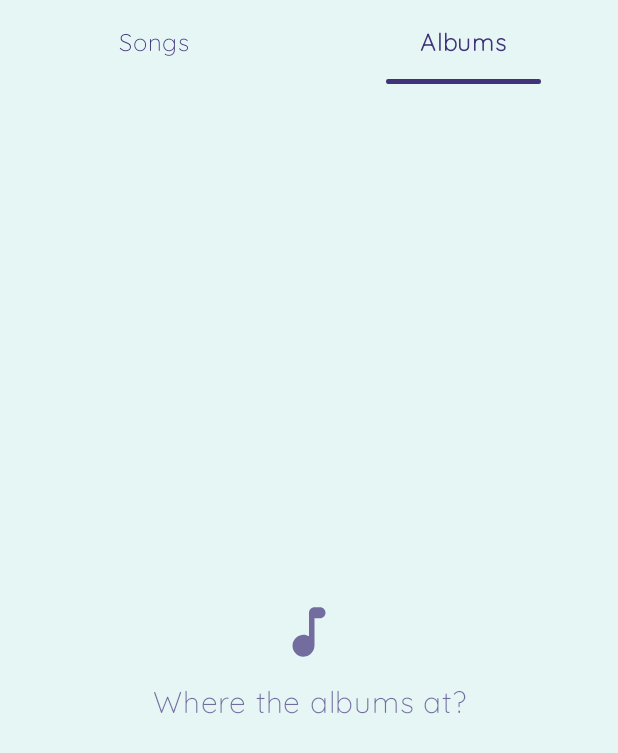
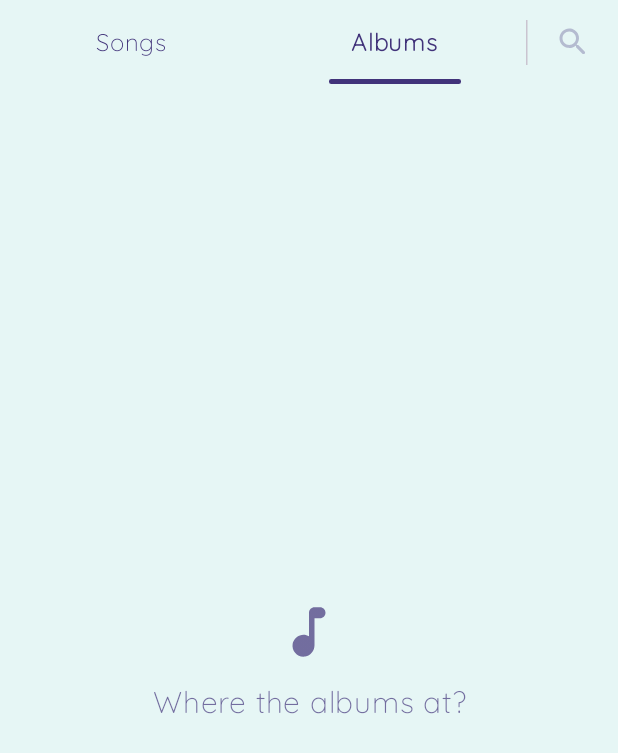
Before and after one commit to ndriqa/musicky, an Android app built with Jetpack Compose: the screen it shows after launch (MainActivity), tab 2 chosen, on a phone screen of 412 x 824 dp. Shown: the top 753 px of the screen. Run offline under Robolectric (Android 15) with nearby library versions, the phone set to English and light mode, and no system bars; our stand-ins replace Dagger/Hilt's generated code, Timber; pictures from the network do not load.

Commit message:
fix shit up

```diff
--- a/app/src/main/java/com/ndriqa/musicky/features/player/PlayerViewModel.kt
+++ b/app/src/main/java/com/ndriqa/musicky/features/player/PlayerViewModel.kt
@@ -3,7 +3,6 @@ package com.ndriqa.musicky.features.player
 import android.content.Context
 import android.media.MediaPlayer
 import android.os.Build
-import android.os.Handler
 import androidx.lifecycle.ViewModel
 import androidx.lifecycle.viewModelScope
 import com.ndriqa.musicky.core.data.PlayingState
@@ -16,7 +15,6 @@ import kotlinx.coroutines.flow.MutableStateFlow
 import kotlinx.coroutines.flow.SharingStarted
 import kotlinx.coroutines.flow.StateFlow
 import kotlinx.coroutines.flow.asStateFlow
-import kotlinx.coroutines.flow.first
 import kotlinx.coroutines.flow.map
 import kotlinx.coroutines.flow.stateIn
 import kotlinx.coroutines.flow.update
--- a/app/src/main/java/com/ndriqa/musicky/features/songs/SongsScreen.kt
+++ b/app/src/main/java/com/ndriqa/musicky/features/songs/SongsScreen.kt
@@ -7,7 +7,6 @@ import androidx.activity.compose.rememberLauncherForActivityResult
 import androidx.activity.result.IntentSenderRequest
 import androidx.activity.result.contract.ActivityResultContracts
 import androidx.annotation.StringRes
-import androidx.compose.animation.AnimatedVisibility
 import androidx.compose.animation.core.Spring
 import androidx.compose.animation.core.animateDpAsState
 import androidx.compose.animation.core.animateFloatAsState
@@ -35,7 +34,6 @@ import androidx.compose.foundation.lazy.LazyColumn
 import androidx.compose.foundation.lazy.grid.GridCells
 import androidx.compose.foundation.lazy.grid.LazyVerticalGrid
 import androidx.compose.foundation.lazy.grid.items
-import androidx.compose.foundation.lazy.grid.rememberLazyGridState
 import androidx.compose.foundation.lazy.items
 import androidx.compose.foundation.lazy.itemsIndexed
 import androidx.compose.foundation.lazy.rememberLazyListState
@@ -178,7 +176,7 @@ fun SongsScreen(
         clearSearchFocus()
         songsViewModel.resetSearch()
         val songIndex = allSongs.indexOf(song)
-        val nextSongs = allSongs.subList(songIndex, songs.size)
+        val nextSongs = allSongs.subList(songIndex, allSongs.size)
         val prevSongs = allSongs.subList(0, songIndex)
         val queue = nextSongs + prevSongs
         playerViewModel.apply {
@@ -230,7 +228,6 @@ fun SongsScreen(
                     .then(if (isSearchVisible) Modifier.width(80.dp) else Modifier.weight(1F))
             )
 
-            if (selectedTabIndex == MusicTab.Songs.ordinal) {
             VerticalDivider(
                 thickness = 1.dp,
                 modifier = Modifier.height(30.dp)
@@ -249,11 +246,14 @@ fun SongsScreen(
                     isVisible = isSearchVisible,
                     onVisibilityChange = { visible -> isSearchVisible = visible },
                     focusRequester = focusRequester,
-                        onFocusStateChange = { hasFocus -> searchHasFocus = hasFocus }
+                    onFocusStateChange = { hasFocus -> searchHasFocus = hasFocus },
+                    enabled = selectedTabIndex == MusicTab.Songs.ordinal
                 )
 
-                    SearchButton(::toggleSearch)
-                }
+                SearchButton(
+                    onSearchToggle = ::toggleSearch,
+                    enabled = selectedTabIndex == MusicTab.Songs.ordinal
+                )
             }
         }
 
@@ -314,18 +314,20 @@ fun SongsScreen(
 }
 
 @Composable
-private fun RowScope.SearchButton(onSearchToggle: () -> Unit) {
+private fun RowScope.SearchButton(onSearchToggle: () -> Unit, enabled: Boolean) {
+    val contentColor = MaterialTheme.colorScheme.onPrimaryContainer
     Box(
         modifier = Modifier
             .padding(horizontal = PaddingHalf)
             .size(44.dp)
             .clip(RoundedCornerShape(PaddingHalf))
-            .clickable { onSearchToggle() }
+            .then(if (enabled) Modifier.clickable { onSearchToggle() } else Modifier)
     ) {
         Icon(
             imageVector = Icons.Rounded.Search,
             contentDescription = null,
-            modifier = Modifier.align(Alignment.Center)
+            modifier = Modifier.align(Alignment.Center),
+            tint = contentColor.copy(alpha = if (enabled) 1f else 0.3f)
         )
     }
 }
@@ -338,12 +340,14 @@ private fun RowScope.SearchField(
     onVisibilityChange: (Boolean) -> Unit,
     focusRequester: FocusRequester,
     onFocusStateChange: (Boolean) -> Unit,
+    enabled: Boolean,
     modifier: Modifier = Modifier
 ) {
     BasicTextField(
         value = search,
         onValueChange = onSearchChange,
         singleLine = true,
+        enabled = enabled,
         modifier = modifier
             .then(if (isVisible) Modifier.weight(1f) else Modifier.width(0.dp))
             .focusRequester(focusRequester)
```
Also changed, not shown: app/src/main/java/com/ndriqa/musicky/features/player/HustlePlayer.kt (+0 -10 lines), app/src/main/java/com/ndriqa/musicky/features/songs/SongsViewModel.kt (+7 -9 lines). Lines whose indentation alone changed are shown as unchanged.
